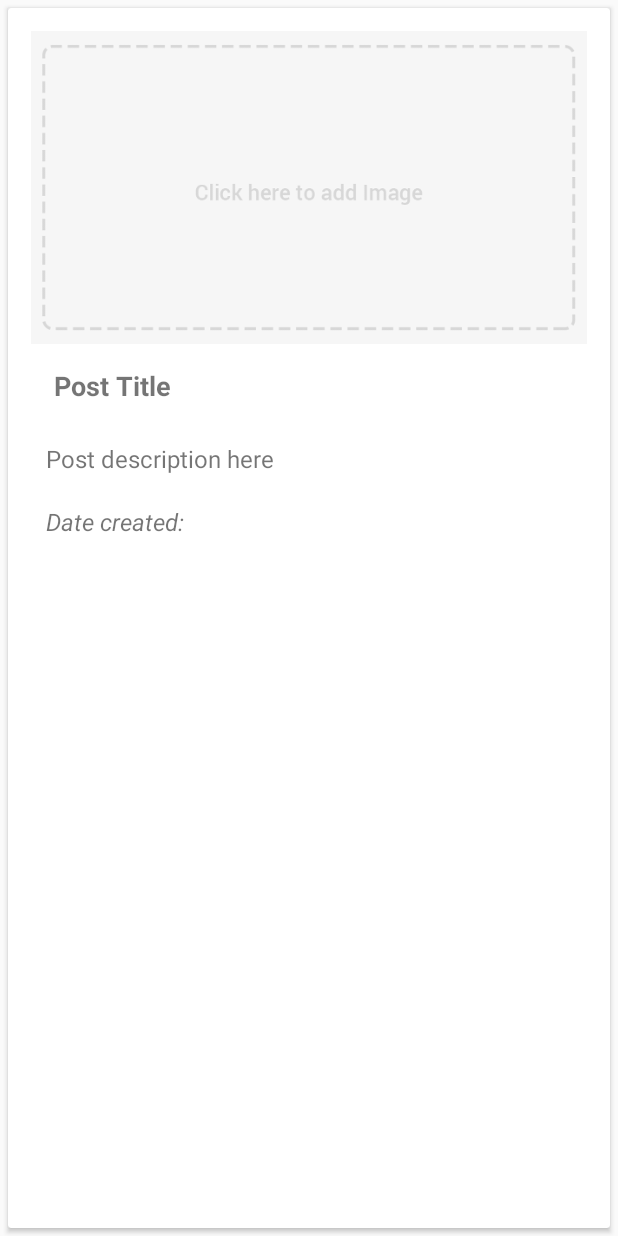
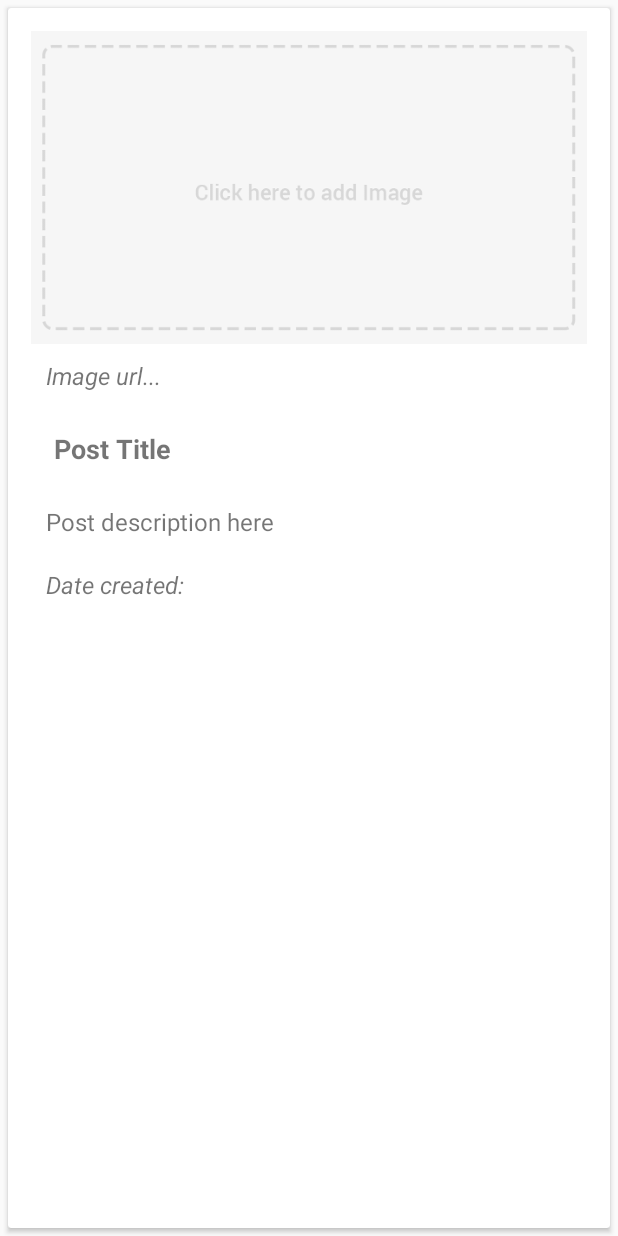
Before and after one commit to Istislav/android-theblog, an Android app: the layout post_row.xml on its own in the app's theme, with its tools: preview values and no code run, on a phone screen of 412 x 824 dp. Run offline under Robolectric (Android 15) with nearby library versions, the phone set to English and light mode, and no system bars.

```diff
--- a/app/src/main/res/layout/post_row.xml
+++ b/app/src/main/res/layout/post_row.xml
@@ -18,6 +18,16 @@
             android:layout_width="match_parent"
             android:layout_height="wrap_content"
             android:src="@mipmap/add_btn" />
+
+        <TextView
+            android:id="@+id/postListImageUrl"
+            android:textSize="16sp"
+            android:textStyle="italic"
+            android:text="Image url..."
+            android:layout_width="match_parent"
+            android:layout_height="wrap_content"
+            android:padding="10dp"
+            />
 
         <TextView
             android:id="@+id/postListTitle"
```
Also changed, not shown: app/src/main/java/ru/istislav/theblog/Data/BlogRecyclerAdapter.java (+6 -1 lines).
